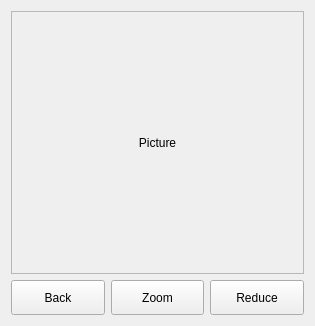
Old version of the form src/dlgloadpic.ui in the repository ic005k/Knot-Legacy.
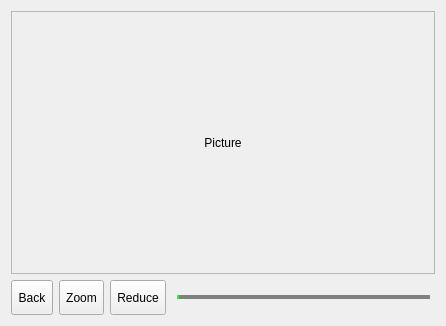
New version of the form. Icons and pictures are not drawn.

```diff
--- a/src/dlgloadpic.ui
+++ b/src/dlgloadpic.ui
@@ -6,7 +6,7 @@
    <rect>
     <x>0</x>
     <y>0</y>
-    <width>315</width>
+    <width>446</width>
     <height>326</height>
    </rect>
   </property>
@@ -54,8 +54,8 @@
        <rect>
         <x>0</x>
         <y>0</y>
-        <width>289</width>
-        <height>249</height>
+        <width>420</width>
+        <height>242</height>
        </rect>
       </property>
       <layout class="QGridLayout" name="gridLayout">
@@ -169,6 +169,42 @@
         </property>
        </widget>
       </item>
+      <item>
+       <widget class="QSlider" name="hsZoom">
+        <property name="styleSheet">
+         <string notr="true">QSlider::groove:horizontal 
+{ 
+	border: 1px solid #999999; 
+	height: 2px; 
+	margin: 0px 0;
+	left: 5px; 
+	right: 5px; 
+}  
+
+QSlider::add-page:horizontal
+{
+	background-color: gray;
+}
+
+QSlider::sub-page:horizontal
+{
+	background-color: #1AFA29;
+}
+
+QSlider::handle:horizontal
+{
+	border: 0px ;
+	border-image: url(:/res/qslider_btn.png);			
+	width: 20px; 
+	margin: -10px -5px -10px -5px; 
+	
+}</string>
+        </property>
+        <property name="orientation">
+         <enum>Qt::Horizontal</enum>
+        </property>
+       </widget>
+      </item>
      </layout>
     </widget>
    </item>
```
